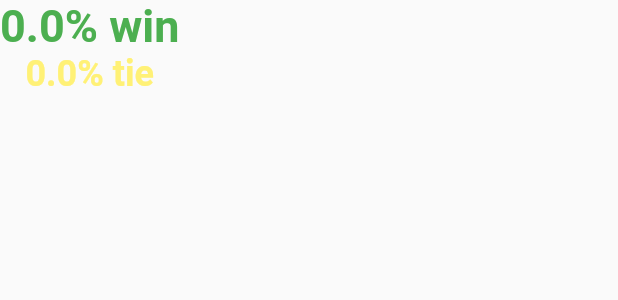
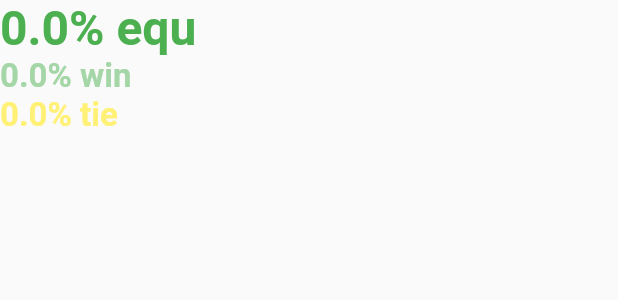
Before and after one commit to vigivn/poker-odds, a Flutter app: the ResultFieldBoard widget shown alone on an empty page, opened directly, on a phone screen of 412 x 824 dp. Shown: the top 300 px of the screen. Run offline on Flutter 3.47's test engine with Material 2 defaults, Android fonts, the phone set to English and light mode, and no system bars; our stand-ins replace curved_navigation_bar, tuple.

Commit message:
added equity

```diff
--- a/lib/core/calculator.dart
+++ b/lib/core/calculator.dart
@@ -57,7 +57,7 @@ class Calculator {
     context
         .read<CardFieldsData>()
         .players
-        .forEach((e) => {e.result.currentState.updateResult(0, 0)});
+        .forEach((e) => {e.result.currentState.updateResult(0, 0, 0)});
     final players = context
         .read<CardFieldsData>()
         .players
@@ -76,7 +76,9 @@ class Calculator {
 
     var i = 0;
     for (var player in players) {
-      player.result.currentState.updateResult(result.item1[i], result.item2[i]);
+      final equ = result.item1[i] + result.item2[i] / players.length;
+      player.result.currentState
+          .updateResult(equ, result.item1[i], result.item2[i]);
       i++;
     }
   }
--- a/lib/widgets/result_field_board.dart
+++ b/lib/widgets/result_field_board.dart
@@ -1,4 +1,6 @@
 import 'package:flutter/material.dart';
+import 'package:poker_odds/data/card_fields_data.dart';
+import 'package:provider/provider.dart';
 
 class ResultFieldBoard extends StatefulWidget {
   ResultFieldBoard({this.globalKey}) : super(key: globalKey);
@@ -9,18 +11,21 @@ class ResultFieldBoard extends StatefulWidget {
 }
 
 class ResultFieldBoardState extends State<ResultFieldBoard> {
+  num _equ;
   num _win;
   num _tie;
 
   @override
   void initState() {
+    _equ = 0;
     _win = 0;
     _tie = 0;
     super.initState();
   }
 
-  void updateResult(num win, num tie) {
+  void updateResult(num equ, num win, num tie) {
     setState(() {
+      _equ = equ;
       _win = win;
       _tie = tie;
     });
@@ -29,13 +34,22 @@ class ResultFieldBoardState extends State<ResultFieldBoard> {
   @override
   Widget build(BuildContext context) {
     return Column(
+      crossAxisAlignment: CrossAxisAlignment.start,
       children: [
+        Text(
+          "${_equ.toStringAsFixed(1)}% equ",
+          style: TextStyle(
+            color: Colors.green,
+            fontWeight: FontWeight.bold,
+            fontSize: 32,
+          ),
+        ),
         Text(
           "${_win.toStringAsFixed(1)}% win",
           style: TextStyle(
-            color: Colors.green,
+            color: Colors.green[200],
             fontWeight: FontWeight.bold,
-            fontSize: 30,
+            fontSize: 22,
           ),
         ),
         Text(
@@ -43,7 +57,7 @@ class ResultFieldBoardState extends State<ResultFieldBoard> {
           style: TextStyle(
             color: Colors.yellow[300],
             fontWeight: FontWeight.bold,
-            fontSize: 24,
+            fontSize: 22,
           ),
         ),
       ],
```
